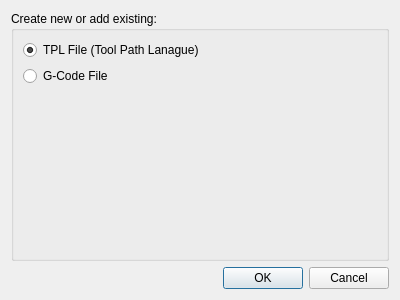
CauldronDevelopmentLLC/CAMotics, file qt/new_dialog.ui: the form before one commit.
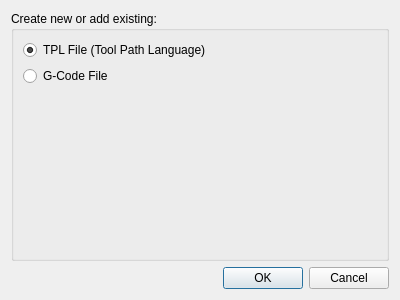
The form after the commit.

The edit to the form file:
```diff
--- a/qt/new_dialog.ui
+++ b/qt/new_dialog.ui
@@ -29,7 +29,7 @@
          <string>Create a new TPL file by selecting a non-existing filename or select an exsiting TPL file and add it to the current project.</string>
         </property>
         <property name="text">
-         <string>TPL File (Tool Path Lanague)</string>
+         <string>TPL File (Tool Path Language)</string>
         </property>
         <property name="checked">
          <bool>true</bool>
```
